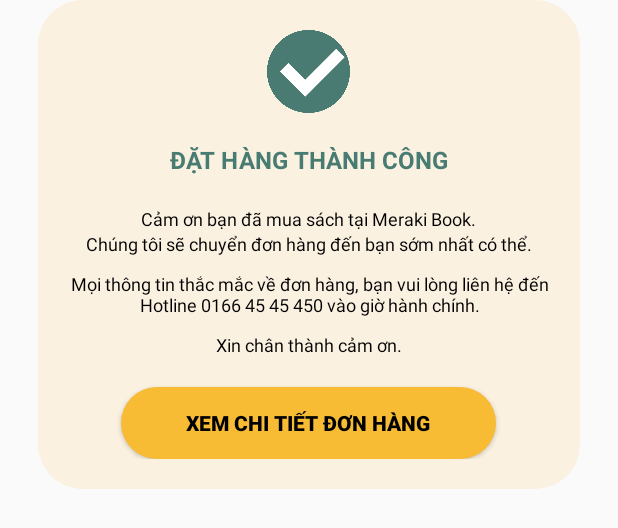
After one commit to maithithuyhau/Meraki_Book_App, an Android app: the layout popup_order_successful.xml on its own in the app's theme, with its tools: preview values and no code run, on a phone screen of 412 x 824 dp. The commit adds this screen. Shown: the top 528 px of the screen. Run offline under Robolectric (Android 15) with nearby library versions, the phone set to English and light mode, and no system bars.

Commit message:
Add popup_order_successful

```diff
--- /dev/null
+++ b/app/src/main/res/drawable/background_popup.xml
@@ -0,0 +1,6 @@
+<?xml version="1.0" encoding="utf-8"?>
+<shape xmlns:android="http://schemas.android.com/apk/res/android"
+    android:shape="rectangle">
+    <corners android:radius="30dp"/>
+    <solid android:color="@color/light_skin"/>
+</shape>
--- /dev/null
+++ b/app/src/main/res/layout/popup_order_successful.xml
@@ -0,0 +1,75 @@
+<?xml version="1.0" encoding="utf-8"?>
+<androidx.constraintlayout.widget.ConstraintLayout xmlns:android="http://schemas.android.com/apk/res/android"
+    xmlns:app="http://schemas.android.com/apk/res-auto"
+    android:layout_width="match_parent"
+    android:layout_height="match_parent">
+
+    <LinearLayout
+        android:layout_width="match_parent"
+        android:layout_height="wrap_content"
+        android:gravity="center"
+        android:orientation="vertical"
+        app:layout_constraintEnd_toEndOf="parent"
+        app:layout_constraintStart_toStartOf="parent"
+        app:layout_constraintTop_toTopOf="parent"
+        android:background="@drawable/background_popup"
+        android:padding="20dp"
+        android:layout_marginStart="25dp"
+        android:layout_marginEnd="25dp">
+
+        <ImageView
+            android:layout_width="55dp"
+            android:layout_height="55dp"
+            android:src="@drawable/iconcheck" />
+
+        <TextView
+            android:layout_width="wrap_content"
+            android:layout_height="wrap_content"
+            android:padding="20dp"
+            android:text="@string/txt_order_successful_tittle"
+            android:textColor="@color/green"
+            android:textSize="16sp"
+            android:textStyle="bold" />
+
+        <TextView
+            android:layout_width="wrap_content"
+            android:layout_height="wrap_content"
+            android:text="@string/txt_thankyou"
+            android:textColor="@color/black"
+            android:textSize="12sp" />
+
+        <TextView
+            android:layout_width="wrap_content"
+            android:layout_height="wrap_content"
+            android:text="@string/txt_thankyou2"
+            android:textColor="@color/black"
+            android:textSize="12sp" />
+
+        <TextView
+            android:layout_width="320dp"
+            android:layout_height="wrap_content"
+            android:layout_marginTop="10dp"
+            android:gravity="center"
+            android:text="@string/txt_detail"
+            android:textColor="@color/black"
+            android:textSize="12sp" />
+
+        <TextView
+            android:layout_width="wrap_content"
+            android:layout_height="wrap_content"
+            android:layout_marginTop="10dp"
+            android:text="@string/txt_thankyou3"
+            android:textColor="@color/black"
+            android:textSize="12sp" />
+
+        <Button
+            android:id="@+id/btnMuaSach"
+            android:layout_width="250dp"
+            android:layout_height="match_parent"
+            android:layout_marginTop="20dp"
+            android:background="@drawable/custom_button"
+            android:text="@string/btn_order_detail"
+            android:textColor="@color/black"
+            android:textStyle="bold" />
+    </LinearLayout>
+</androidx.constraintlayout.widget.ConstraintLayout>
--- a/app/src/main/res/values/strings.xml
+++ b/app/src/main/res/values/strings.xml
@@ -80,6 +80,13 @@
     <string name="txt_countdown">00:00</string>
     <string name="btn_check">Kiểm tra trạng thái giao dịch</string>
     <string name="btn_backHome">Trở về trang chủ</string>
+
+    <string name="txt_order_successful_tittle">ĐẶT HÀNG THÀNH CÔNG</string>
+    <string name="txt_thankyou">Cảm ơn bạn đã mua sách tại Meraki Book. </string>
+    <string name="txt_thankyou2">Chúng tôi sẽ chuyển đơn hàng đến bạn sớm nhất có thể. </string>
+    <string name="txt_thankyou3">Xin chân thành cảm ơn. </string>
+    <string name="txt_detail">Mọi thông tin thắc mắc về đơn hàng, bạn vui lòng liên hệ đến Hotline 0166 45 45 450 vào giờ hành chính.</string>
+    <string name="btn_order_detail">XEM CHI TIẾT ĐƠN HÀNG</string>
 
 
     //Policy
```
